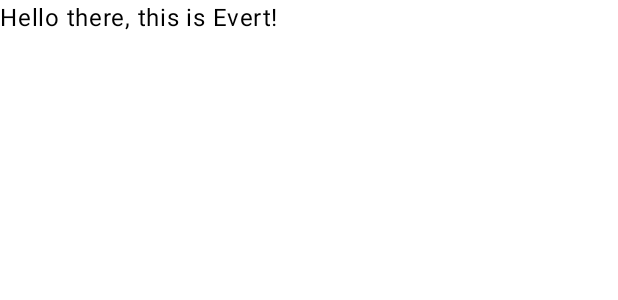
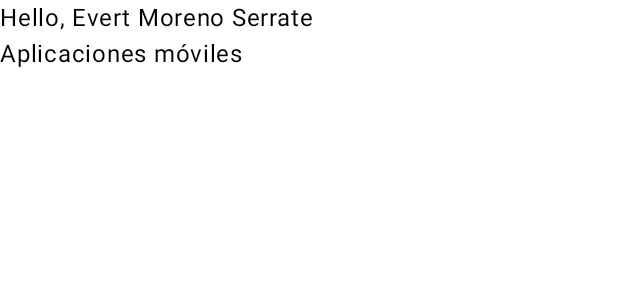
Before and after one commit to evertms/mobile-apps, an Android app built with Jetpack Compose: the @Preview function GreetingPreview, on a phone screen of 412 x 824 dp. Shown: the top 300 px of the screen. Run offline under Robolectric (Android 15) with nearby library versions, the phone set to English and light mode, and no system bars.

Commit message:
Task 2: subject name
podría también agregar otro parámetro en la función pero ahí falla un poco la cosa de cómo posicionar los textos

```diff
--- a/app/src/main/java/com/example/mobile_apps/MainActivity.kt
+++ b/app/src/main/java/com/example/mobile_apps/MainActivity.kt
@@ -21,7 +21,7 @@ class MainActivity : ComponentActivity() {
             MobileappsTheme {
                 Scaffold(modifier = Modifier.fillMaxSize()) { innerPadding ->
                     Greeting(
-                        name = "there, this is Evert",
+                        name = "Evert Moreno Serrate",
                         modifier = Modifier.padding(innerPadding)
                     )
                 }
@@ -33,7 +33,7 @@ class MainActivity : ComponentActivity() {
 @Composable
 fun Greeting(name: String, modifier: Modifier = Modifier) {
     Text(
-        text = "Hello $name!",
+        text = "Hello, $name\nAplicaciones móviles",
         modifier = modifier
     )
 }
@@ -42,6 +42,6 @@ fun Greeting(name: String, modifier: Modifier = Modifier) {
 @Composable
 fun GreetingPreview() {
     MobileappsTheme {
-        Greeting("there, this is Evert")
+        Greeting("Evert Moreno Serrate")
     }
 }
```
